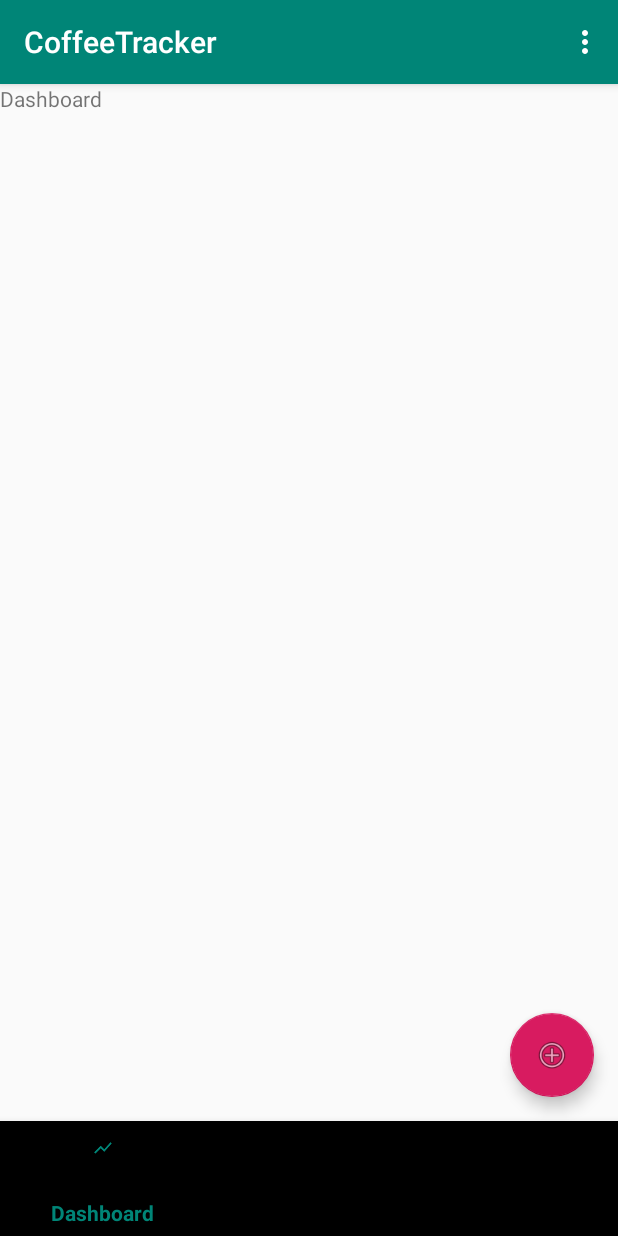
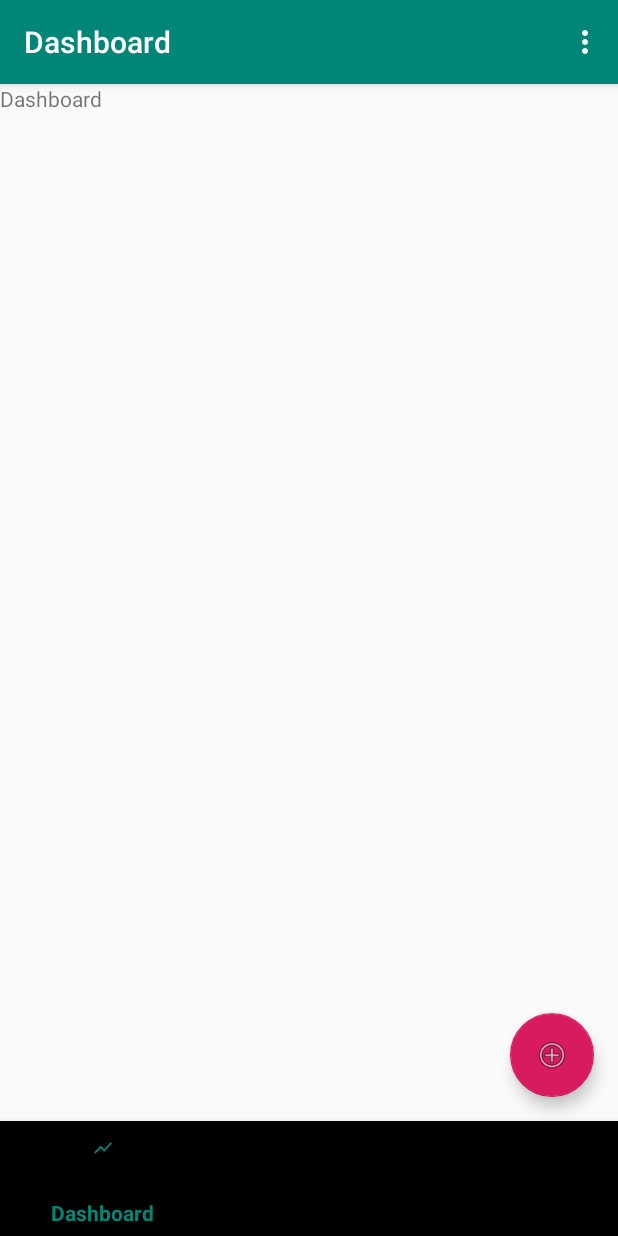
Before and after one commit to procrastinatingVariable/CoffeeTracker, an Android app: the screen it shows after launch once a user with an empty profile is signed in (MainActivity), on a phone screen of 412 x 824 dp. Run offline under Robolectric (Android 15) with nearby library versions, the phone set to English and light mode, and no system bars; our stand-ins replace Firebase (no records; nobody signed in at launch, a user with empty details on screens opened directly), data binding.

Commit message:
Activity title now matches the current screen

```diff
--- a/app/src/main/java/ro/fmi/ip/trei/coffeetracker/main/MainActivity.java
+++ b/app/src/main/java/ro/fmi/ip/trei/coffeetracker/main/MainActivity.java
@@ -4,9 +4,9 @@ import android.app.NotificationChannel;
 import android.app.NotificationManager;
 import android.app.PendingIntent;
 import android.content.Intent;
+import android.databinding.DataBindingUtil;
 import android.os.Build;
 import android.os.Bundle;
-import android.databinding.DataBindingUtil;
 import android.support.v4.app.Fragment;
 import android.support.v4.app.FragmentManager;
 import android.support.v4.app.FragmentTransaction;
@@ -26,10 +26,13 @@ import ro.fmi.ip.trei.coffeetracker.main.records.RecordsFragment;
 import ro.fmi.ip.trei.coffeetracker.pvt.PvtActivity;
 
 
-public class MainActivity extends BaseActivity {
+public class MainActivity extends BaseActivity implements FragmentManager.OnBackStackChangedListener{
 
     private static final String DEBUG_TAG = MainActivity.class.getSimpleName();
-
+    private static final String BACKSTACK_DASHBOARD = "dashboard";
+    private static final String BACKSTACK_RECORDS = "records";
+    private static final String BACKSTACK_PROFILE = "profile";
+    private static final String BACKSTACK_UNKNOWN = "unknown";
 
 
     private ActivityMainBinding binding;
@@ -43,6 +46,7 @@ public class MainActivity extends BaseActivity {
         super.onCreate(savedInstanceState);
 
         initView();
+        fragmentManager.addOnBackStackChangedListener(this);
     }
 
 
@@ -165,8 +169,20 @@ public class MainActivity extends BaseActivity {
     private void goToSubscreen(Fragment fragment) {
         FragmentTransaction transaction = fragmentManager.beginTransaction();
         transaction.replace(R.id.fragment_container, fragment);
-        transaction.addToBackStack(fragment.getClass().getSimpleName());
+        transaction.addToBackStack(getBackstackEntryNameFor(fragment));
         transaction.commit();
+    }
+
+    private String getBackstackEntryNameFor(Fragment fragment) {
+        if (fragment instanceof DashboardFragment) {
+            return BACKSTACK_DASHBOARD;
+        } else if (fragment instanceof RecordsFragment) {
+            return BACKSTACK_RECORDS;
+        } else if (fragment instanceof ProfileFragment) {
+            return BACKSTACK_PROFILE;
+        } else {
+            return BACKSTACK_UNKNOWN;
+        }
     }
 
     @Override
@@ -176,4 +192,37 @@ public class MainActivity extends BaseActivity {
             finish();
         }
     }
+
+    // === FragmentManager.OnBackstackChangeListener ===
+
+    @Override
+    public void onBackStackChanged() {
+        int backStackEntryCount = fragmentManager.getBackStackEntryCount();
+        if (backStackEntryCount == 0) {
+            return;
+        }
+        int topBackStackEntryIndex = backStackEntryCount - 1;
+        FragmentManager.BackStackEntry backStackEntry =  fragmentManager.getBackStackEntryAt(topBackStackEntryIndex);
+        String entryName = backStackEntry.getName();
+        String title;
+        switch (entryName) {
+            case BACKSTACK_DASHBOARD:
+                title = getString(R.string.title_dashboard);
+                break;
+
+            case BACKSTACK_PROFILE:
+                title = getString(R.string.title_profile);
+                break;
+
+            case BACKSTACK_RECORDS:
+                title = getString(R.string.title_records);
+                break;
+
+            default:
+                title = getString(R.string.app_name);
+        }
+        setTitle(title);
+    }
+
+    // ^^^ FragmentManager.OnBackstackChangeListener ^^^
 }
--- a/app/src/main/res/values/strings.xml
+++ b/app/src/main/res/values/strings.xml
@@ -39,5 +39,8 @@
     <string name="option_pvt">PVT</string>
     <string name="error_app_unauthorized">Something went wrong. Try again later.</string>
     <string name="error_api_missing">Google Play Services missing</string>
+    <string name="title_dashboard">Dashboard</string>
+    <string name="title_profile">Profile</string>
+    <string name="title_records">Records</string>
 
 </resources>
```
Also changed, not shown: app/build.gradle (line endings or trailing spaces).
